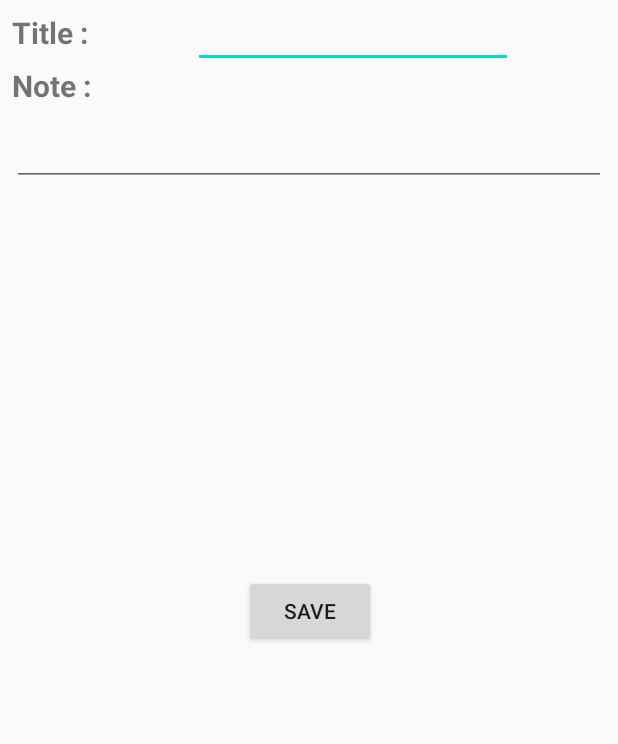
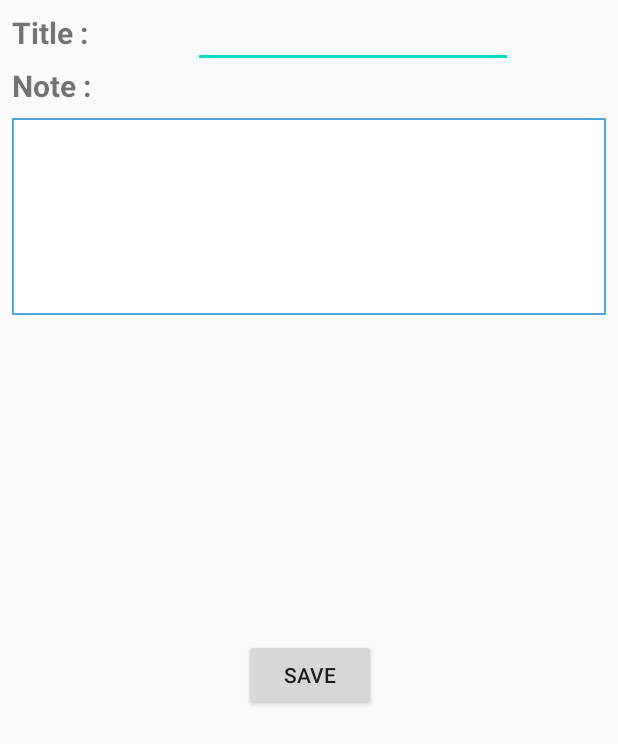
Before and after one commit to raghavbobal1/note_Quasars_android, an Android app: the AddNoteActivity screen opened directly, with no data from a screen before it, on a phone screen of 412 x 824 dp. Shown: the top 744 px of the screen. Run offline under Robolectric (Android 15) with nearby library versions, the phone set to English and light mode, and no system bars; our stand-ins replace ButterKnife.

```diff
--- a/app/src/main/java/com/aby/note_quasars_android/activities/AddNoteActivity.java
+++ b/app/src/main/java/com/aby/note_quasars_android/activities/AddNoteActivity.java
@@ -29,11 +29,21 @@ public class AddNoteActivity extends AppCompatActivity implements AddNoteViewInt
     @BindView(R.id.etNote)
     EditText etNote;
 
+    @BindView(R.id.btnSave)
+    Button btnSave;
+
     @Override
     protected void onCreate(Bundle savedInstanceState) {
         super.onCreate(savedInstanceState);
         setContentView(R.layout.activity_add_note);
         ButterKnife.bind(this);
+
+        btnSave.setOnClickListener(new View.OnClickListener() {
+            @Override
+            public void onClick(View v) {
+                saveNote();
+            }
+        });
     }
 
     private void saveNote(){
--- /dev/null
+++ b/app/src/main/res/drawable/border.xml
@@ -0,0 +1,4 @@
+<shape xmlns:android="http://schemas.android.com/apk/res/android" android:shape="rectangle" >
+    <solid android:color="@android:color/white" />
+    <stroke android:width="1dip" android:color="#4fa5d5"/>
+</shape>
--- a/app/src/main/res/layout/activity_add_note.xml
+++ b/app/src/main/res/layout/activity_add_note.xml
@@ -47,14 +47,18 @@
 
     <EditText
         android:id="@+id/etNote"
+        android:background="@drawable/border"
         android:layout_width="0dp"
+        android:inputType="textMultiLine"
+        android:lines="8"
+        android:minLines="6"
+        android:gravity="top|left"
+        android:maxLines="10"
         android:layout_height="wrap_content"
-        android:layout_marginBottom="8dp"
-        android:layout_marginEnd="8dp"
         android:layout_marginStart="8dp"
         android:layout_marginTop="8dp"
+        android:layout_marginEnd="8dp"
         android:ems="10"
-        android:inputType="textPersonName"
         app:layout_constraintEnd_toEndOf="parent"
         app:layout_constraintStart_toStartOf="parent"
         app:layout_constraintTop_toBottomOf="@+id/tvNote" />
```
